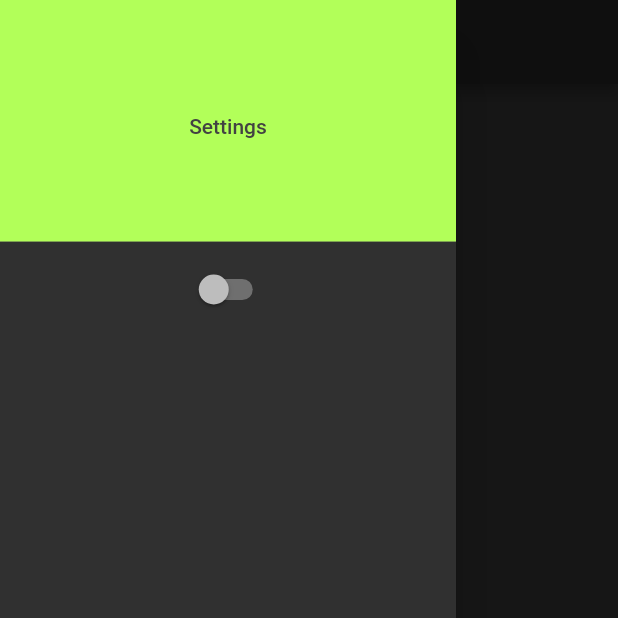
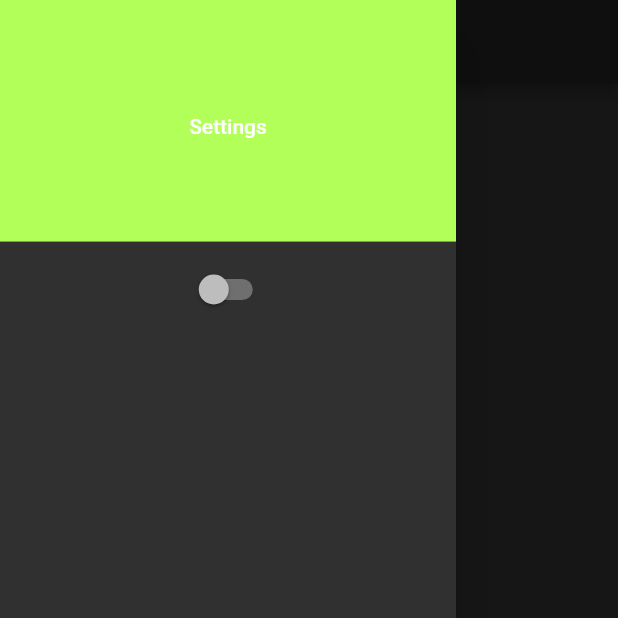
Before and after one commit to ryanhossain9797/mygameslist_flutter, a Flutter app: the LoginScreen screen opened directly, with the side drawer open, on a phone screen of 412 x 824 dp, the top half of it. Run offline on Flutter 3.47's test engine with Material 2 defaults, Android fonts, the phone set to English and light mode, and no system bars; our stand-ins replace flutter_bloc, getflutter, page_transition, shared_preferences; accounts and stored records are empty; network calls fail.

Commit message:
Undo ccolor change

```diff
--- a/lib/components/side_drawer.dart
+++ b/lib/components/side_drawer.dart
@@ -1,5 +1,4 @@
 import 'package:flutter/material.dart';
-import 'package:mygameslist_flutter/styles.dart';
 import 'package:shared_preferences/shared_preferences.dart';
 
 class SideDrawer extends StatefulWidget {
@@ -30,7 +29,7 @@
             child: Row(
               mainAxisAlignment: MainAxisAlignment.center,
               children: <Widget>[
-                Text("Settings", style: TextStyle(color: Colors.grey[800])),
+                Text("Settings"),
               ],
             ),
             decoration: BoxDecoration(color: Colors.lightGreenAccent),
```
